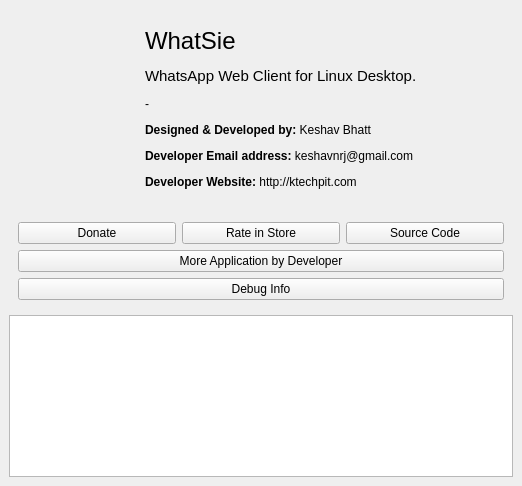
This is src/about.ui in keshavbhatt/whatsie as Qt 5 draws it before an edit. The edited form follows.
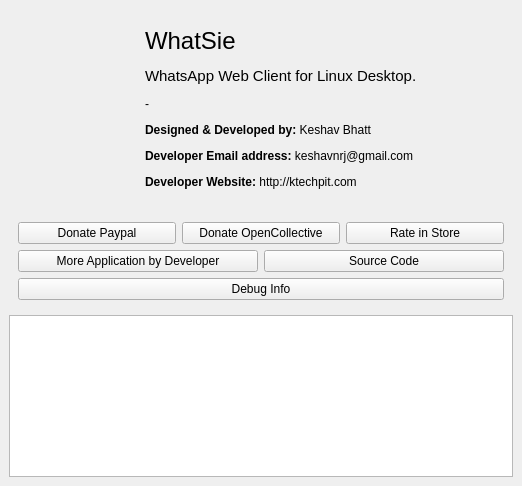
This is the edited form. Icons and pictures are not drawn.

Commit message: updated rateApp and about dialog

Diff of the .ui file:
```diff
--- a/src/about.ui
+++ b/src/about.ui
@@ -168,7 +168,14 @@
            <item>
             <widget class="QPushButton" name="donate">
              <property name="text">
-              <string>Donate</string>
+              <string>Donate Paypal</string>
+             </property>
+            </widget>
+           </item>
+           <item>
+            <widget class="QPushButton" name="donate_2">
+             <property name="text">
+              <string>Donate OpenCollective</string>
              </property>
             </widget>
            </item>
@@ -179,13 +186,6 @@
              </property>
             </widget>
            </item>
-           <item>
-            <widget class="QPushButton" name="source_code">
-             <property name="text">
-              <string>Source Code</string>
-             </property>
-            </widget>
-           </item>
           </layout>
          </item>
          <item>
@@ -197,6 +197,13 @@
              </property>
             </widget>
            </item>
+           <item>
+            <widget class="QPushButton" name="source_code">
+             <property name="text">
+              <string>Source Code</string>
+             </property>
+            </widget>
+           </item>
           </layout>
          </item>
          <item>
```
The commit also changes 7 other files.
